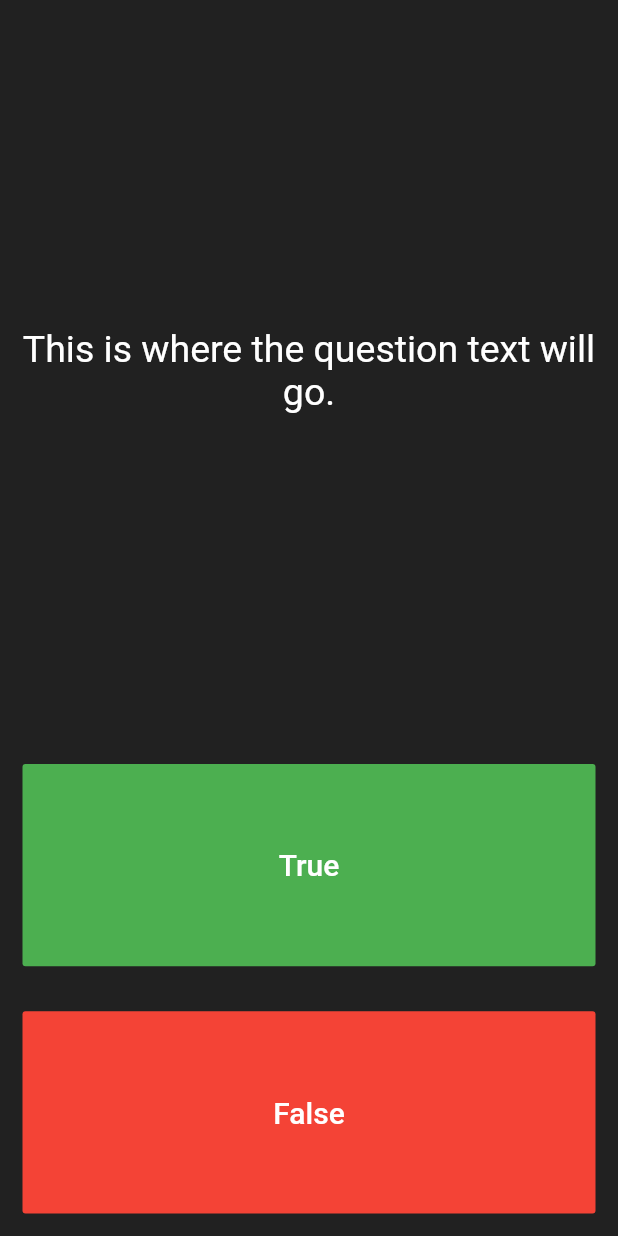
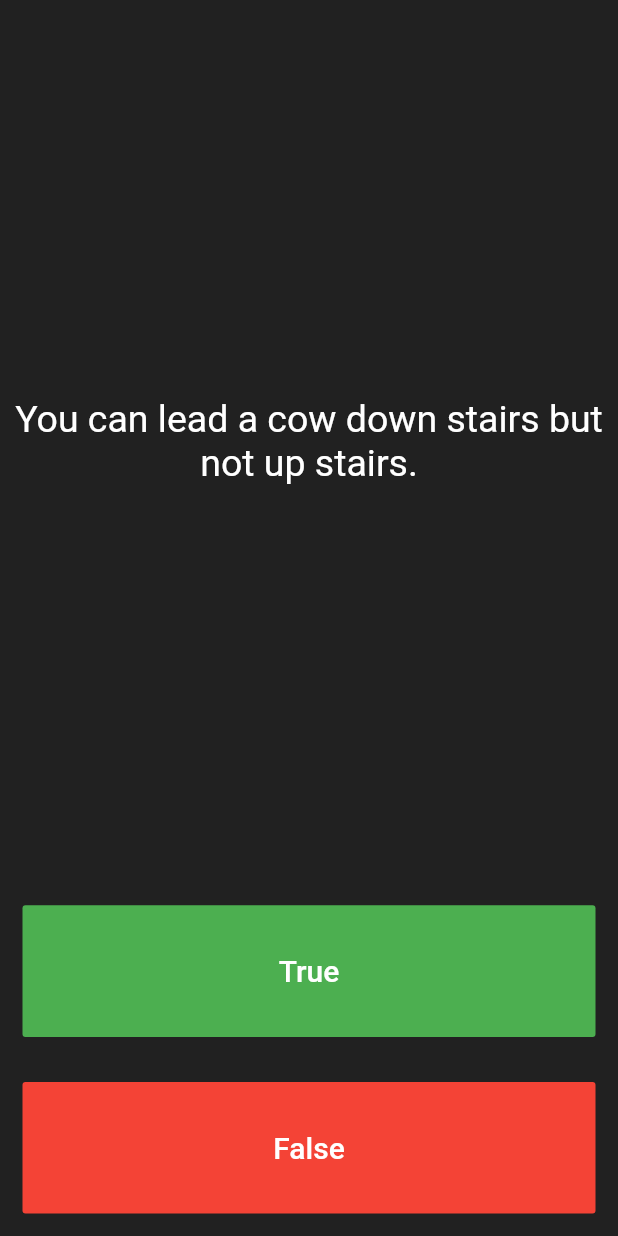
Before and after one commit to hassan-codes/quizzler, a Flutter app: the screen it shows after launch, after a tap on "True", on a phone screen of 412 x 824 dp. Run offline on Flutter 3.47's test engine with Material 2 defaults, Android fonts, the light colour scheme and no system bars.

Commit message:
Create questions list

```diff
--- a/lib/main.dart
+++ b/lib/main.dart
@@ -1,5 +1,4 @@
 import 'package:flutter/material.dart';
-import 'package:lint/lint.dart';
 
 void main() {
   runApp(const Quizzler());
@@ -29,21 +28,29 @@
 }
 
 class _QuizPageState extends State<QuizPage> {
+  List<Icon> scoreKeeper = [];
+  List<String> questions = [
+    'You can lead a cow down stairs but not up stairs.',
+    'Approximately one quarter of human bones are in the feet.',
+    'A slug\'s blood is green.'
+  ];
+  int questionNumber = 0;
+
   @override
   Widget build(BuildContext context) {
     return Column(
       mainAxisAlignment: MainAxisAlignment.spaceBetween,
       crossAxisAlignment: CrossAxisAlignment.stretch,
       children: <Widget>[
-        const Expanded(
-          flex: 3,
+        Expanded(
+          flex: 5,
           child: Padding(
             padding: EdgeInsets.all(10.0),
             child: Center(
               child: Text(
-                'This is where the question text will go.',
+                questions[0],
                 textAlign: TextAlign.center,
-                style: TextStyle(
+                style: const TextStyle(
                   fontSize: 25.0,
                   color: Colors.white,
                 ),
@@ -59,6 +66,7 @@
               color: Colors.green,
               onPressed: () {
                 //The user picked true.
+                questionNumber++;
               },
               child: const Text(
                 'True',
@@ -77,6 +85,7 @@
               color: Colors.red,
               onPressed: () {
                 //The user picked false.
+                questionNumber++;
               },
               child: const Text(
                 'False',
@@ -88,9 +97,14 @@
             ),
           ),
         ),
-        // ignore: flutter_style_todos
         //TODO: Add a Row here as your score keeper
       ],
     );
   }
 }
+
+/*
+question1: 'You can lead a cow down stairs but not up stairs.', false,
+question2: 'Approximately one quarter of human bones are in the feet.', true,
+question3: 'A slug\'s blood is green.', true,
+*/
```
